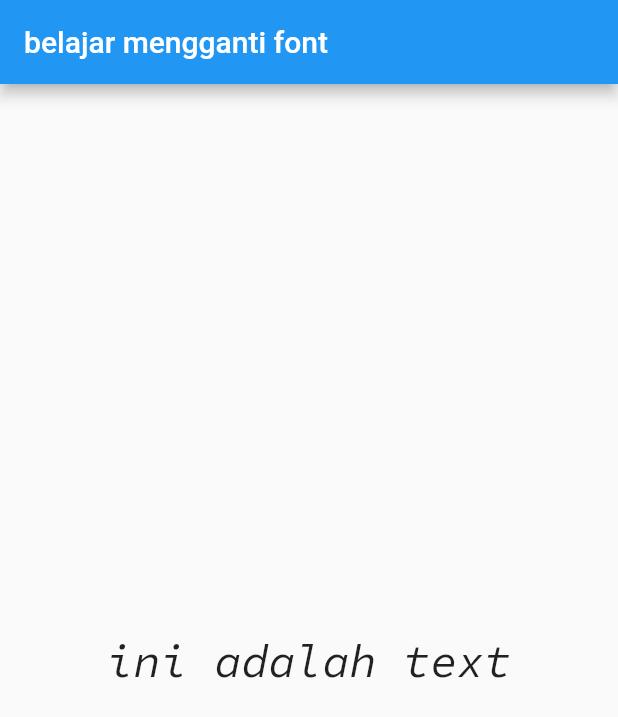
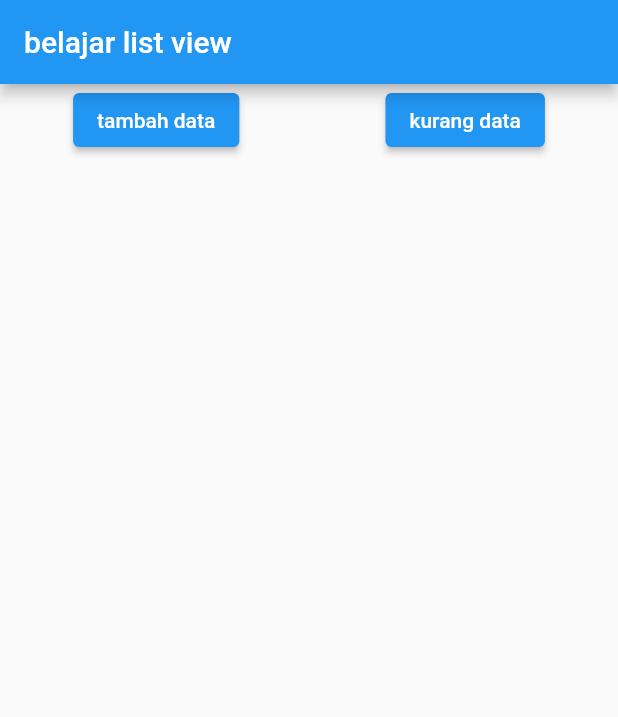
Before and after one commit to rizkysentromahardy/belajar3, a Flutter app: the screen it shows after launch, on a phone screen of 412 x 824 dp. Shown: the top 717 px of the screen. Run offline on Flutter 3.47's test engine with Material 2 defaults, Android fonts, the phone set to English and light mode, and no system bars.

Commit message:
list view

```diff
--- a/lib/main.dart
+++ b/lib/main.dart
@@ -4,26 +4,54 @@ void main() {
   runApp(MyApp());
 }
 
-class MyApp extends StatelessWidget {
+class MyApp extends StatefulWidget {
   const MyApp({Key? key}) : super(key: key);
 
+  @override
+  _MyAppState createState() => _MyAppState();
+}
+
+class _MyAppState extends State<MyApp> {
+  List<Widget> widgets = [];
+  int counter = 1;
+  // _MyAppState() {
+  //   for (int i = 0; i < 15; i++)
+  //     widgets.add(Text(
+  //       "Data ke " + i.toString(),
+  //       style: TextStyle(fontSize: 35),
+  //     ));
+  // }
   @override
   Widget build(BuildContext context) {
     return MaterialApp(
       home: Scaffold(
         appBar: AppBar(
-          title: Text("belajar mengganti font"),
+          title: Text('belajar list view'),
         ),
-        body: Center(
-          child: Text(
-            'ini adalah text',
-            style: TextStyle(
-              fontFamily: 'SourceCode',
-              fontStyle: FontStyle.italic,
-              fontSize: 30,
-            ),
+        body: ListView(children: [
+          Row(
+            mainAxisAlignment: MainAxisAlignment.spaceAround,
+            children: <Widget>[
+              ElevatedButton(
+                  onPressed: () {
+                    setState(() {
+                      widgets.add(Text('tambah data ' + counter.toString()));
+                      counter++;
+                    });
+                  },
+                  child: Text("tambah data")),
+              ElevatedButton(
+                  onPressed: () {
+                    setState(() {
+                      widgets.removeLast();
+                      counter--;
+                    });
+                  },
+                  child: Text("kurang data")),
+            ],
           ),
-        ),
+          Column(children: widgets)
+        ]),
       ),
     );
   }
```
